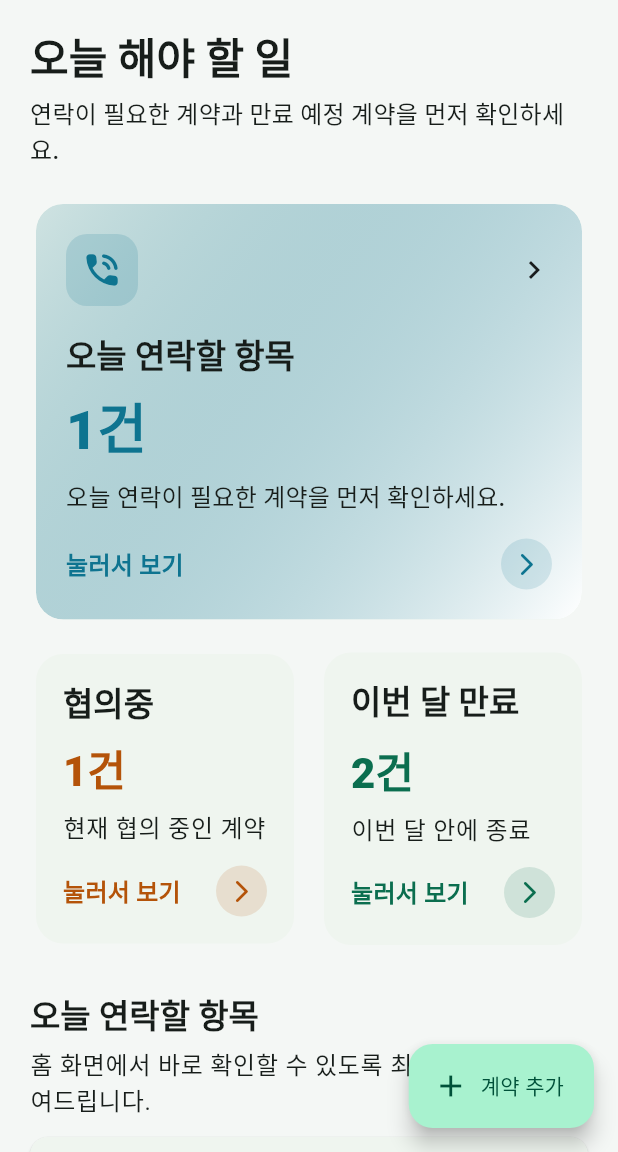
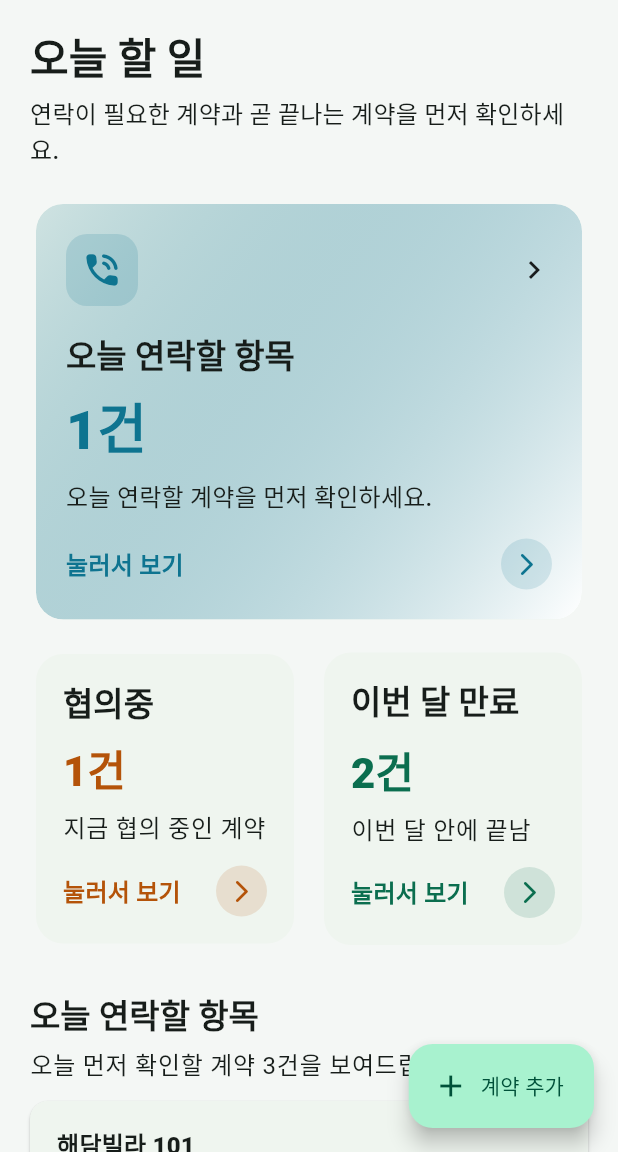
Before and after one commit to meeso0219/rent-management, a Flutter app: the screen it shows after launch, on a phone screen of 412 x 824 dp, the part 84-1236 px from its top. Run offline on Flutter 3.47's test engine with Material 3 defaults, Android fonts, the phone set to English and light mode, and no system bars; our stand-ins replace flutter_local_notifications, flutter_timezone, share_plus, shared_preferences, timezone.

Commit message:
Refine home dashboard wording consistency

```diff
--- a/lib/screens/home_screen.dart
+++ b/lib/screens/home_screen.dart
@@ -63,6 +63,16 @@ class _HomeScreenState extends State<HomeScreen> {
     }
   }
 
+  String _countdownText(int days) {
+    if (days > 0) {
+      return '$days일 남음';
+    }
+    if (days == 0) {
+      return '오늘 만료';
+    }
+    return '${days.abs()}일 지남';
+  }
+
   @override
   Widget build(BuildContext context) {
     final dashboard = HomeDashboardData.fromRepository(widget.repository);
@@ -79,7 +89,7 @@ class _HomeScreenState extends State<HomeScreen> {
         padding: const EdgeInsets.fromLTRB(20, 20, 20, 96),
         children: [
           Text(
-            '오늘 해야 할 일',
+            '오늘 할 일',
             style: textTheme.headlineMedium?.copyWith(
               fontWeight: FontWeight.w800,
               height: 1.2,
@@ -87,7 +97,7 @@ class _HomeScreenState extends State<HomeScreen> {
           ),
           const SizedBox(height: 8),
           Text(
-            '연락이 필요한 계약과 만료 예정 계약을 먼저 확인하세요.',
+            '연락이 필요한 계약과 곧 끝나는 계약을 먼저 확인하세요.',
             style: textTheme.titleMedium?.copyWith(height: 1.4),
           ),
           const SizedBox(height: 20),
@@ -96,7 +106,7 @@ class _HomeScreenState extends State<HomeScreen> {
             countText: '${dashboard.followUpTodayCount}건',
             helperText: dashboard.followUpTodayCount == 0
                 ? '오늘 바로 연락할 계약이 없습니다.'
-                : '오늘 연락이 필요한 계약을 먼저 확인하세요.',
+                : '오늘 연락할 계약을 먼저 확인하세요.',
             accentColor: const Color(0xFF0E7490),
             icon: Icons.phone_in_talk_rounded,
             onTap: () => _openFilteredList(
@@ -112,7 +122,7 @@ class _HomeScreenState extends State<HomeScreen> {
                 child: _CompactSummaryCard(
                   title: '협의중',
                   countText: '${dashboard.negotiatingCount}건',
-                  helperText: '현재 협의 중인 계약',
+                  helperText: '지금 협의 중인 계약',
                   accentColor: const Color(0xFFB45309),
                   onTap: () => _openFilteredList(
                     title: '협의중',
@@ -126,7 +136,7 @@ class _HomeScreenState extends State<HomeScreen> {
                 child: _CompactSummaryCard(
                   title: '이번 달 만료',
                   countText: '${dashboard.expiringThisMonthCount}건',
-                  helperText: '이번 달 안에 종료',
+                  helperText: '이번 달 안에 끝남',
                   accentColor: const Color(0xFF0B6E4F),
                   onTap: () => _openFilteredList(
                     title: '이번 달 만료',
@@ -138,9 +148,9 @@ class _HomeScreenState extends State<HomeScreen> {
             ],
           ),
           const SizedBox(height: 28),
-          _SectionHeader(
+          const _SectionHeader(
             title: '오늘 연락할 항목',
-            subtitle: '홈 화면에서 바로 확인할 수 있도록 최근 항목 3건을 보여드립니다.',
+            subtitle: '오늘 먼저 확인할 계약 3건을 보여드립니다.',
           ),
           const SizedBox(height: 12),
           if (dashboard.top3TodayFollowUps.isEmpty)
@@ -159,14 +169,14 @@ class _HomeScreenState extends State<HomeScreen> {
             ),
           ),
           const SizedBox(height: 28),
-          _SectionHeader(
+          const _SectionHeader(
             title: '만료 임박 TOP 3',
             subtitle: '종료일이 가까운 계약부터 확인하세요.',
           ),
           const SizedBox(height: 12),
           if (dashboard.topExpiringLeases.isEmpty)
             const _EmptySectionCard(
-              message: '만료 임박 계약이 없습니다.',
+              message: '곧 끝나는 계약이 없습니다.',
             ),
           ...dashboard.topExpiringLeases.map(
             (lease) => _LeaseTile(
@@ -174,7 +184,7 @@ class _HomeScreenState extends State<HomeScreen> {
               subtitle:
                   '${lease.tenantName} · 종료일 ${formatLeaseDate(lease.leaseEnd)}',
               trailing: Text(
-                formatLeaseCountdown(lease.daysRemainingUntilLeaseEnd()),
+                _countdownText(lease.daysRemainingUntilLeaseEnd()),
                 style: TextStyle(
                   fontWeight: FontWeight.w800,
                   color: Theme.of(context).colorScheme.primary,
```
